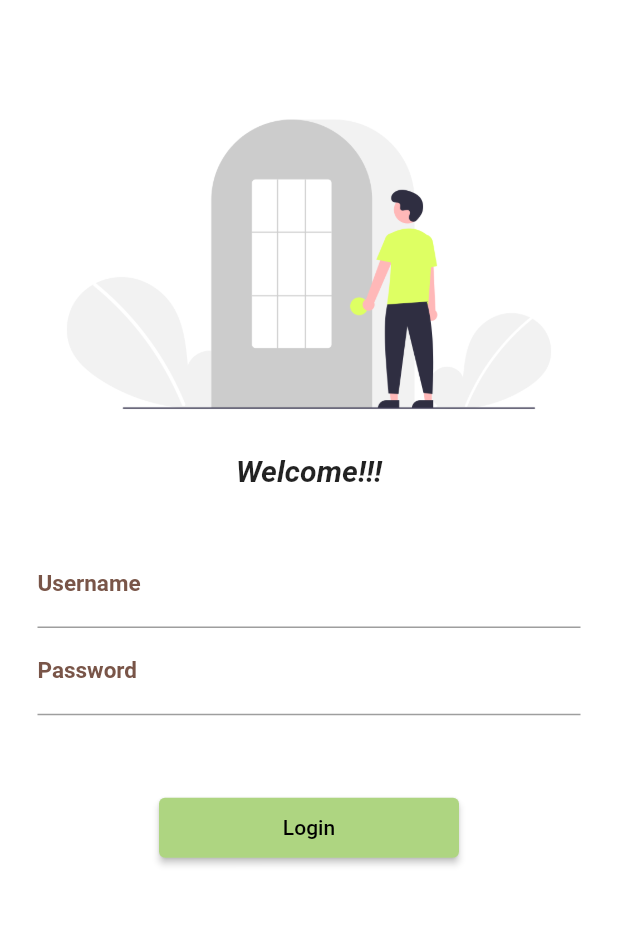
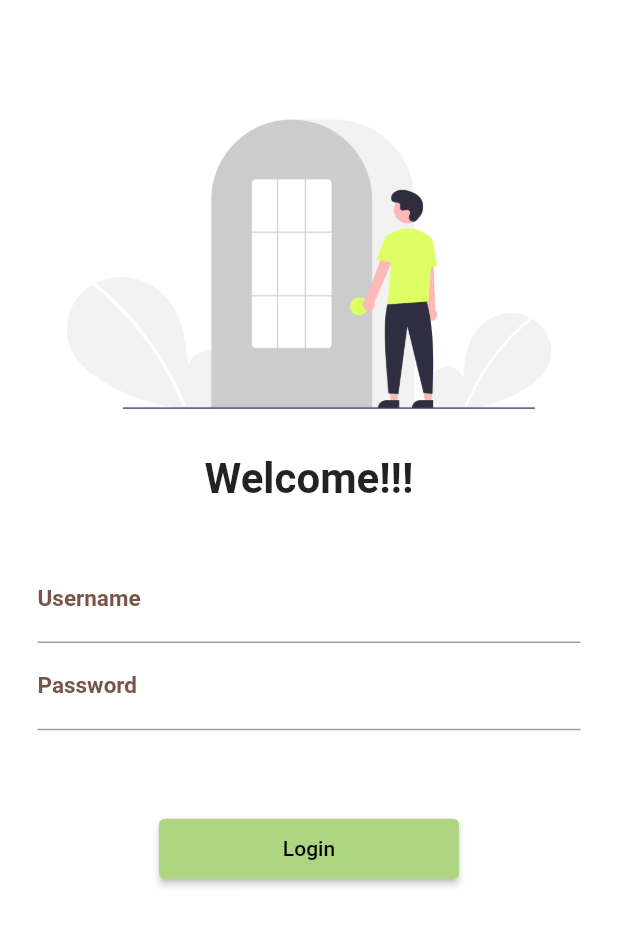
Before and after one commit to Varunsharma2k1/Flutter, a Flutter app: the screen it shows after launch, on a phone screen of 412 x 824 dp. Shown: the top 926 px of the screen. Run offline on Flutter 3.47's test engine with Material 2 defaults, Android fonts, the phone set to English and light mode, and no system bars.

Commit message:
day5 complete

```diff
--- a/lib/Pages/LoginPage.dart
+++ b/lib/Pages/LoginPage.dart
@@ -1,4 +1,5 @@
 import 'package:flutter/material.dart';
+import 'package:flutter_application_1/utils/routes.dart';
 
 class LoginPage extends StatelessWidget {
   const LoginPage({Key? key}) : super(key: key);
@@ -7,6 +8,7 @@ class LoginPage extends StatelessWidget {
   Widget build(BuildContext context) {
     return Material(
       color: Colors.white,
+      child: SingleChildScrollView(
         child: Column(
           children: [
             const SizedBox(
@@ -19,9 +21,8 @@ class LoginPage extends StatelessWidget {
             const Text(
               "Welcome!!!",
               style: TextStyle(
-              fontSize: 20,
+                fontSize: 28,
                 fontWeight: FontWeight.bold,
-              fontStyle: FontStyle.italic,
               ),
             ),
             Padding(
@@ -63,21 +64,19 @@ class LoginPage extends StatelessWidget {
             const SizedBox(
               height: 20,
             ),
-          SizedBox(
-            height: 40,
-            width: 200,
-            child: ElevatedButton(
+            ElevatedButton(
               child: const Text("Login"),
               style: TextButton.styleFrom(
+                minimumSize: Size(200, 40),
                 shadowColor: Colors.black,
                 backgroundColor: Colors.lightGreen[300],
               ),
               onPressed: () {
-                print("Hiii Friemnds");
+                Navigator.pushNamed(context, MyRoutes.profileRoute);
               },
             ),
+          ],
         ),
-        ],
       ),
     );
   }
--- a/lib/main.dart
+++ b/lib/main.dart
@@ -1,6 +1,8 @@
 import 'package:flutter/material.dart';
 import 'package:flutter_application_1/Pages/LoginPage.dart';
 import 'package:flutter_application_1/Pages/home_page.dart';
+import 'package:flutter_application_1/Pages/profilePage.dart';
+import 'package:flutter_application_1/utils/routes.dart';
 
 void main() {
   runApp(MyApp());
@@ -16,9 +18,11 @@ class MyApp extends StatelessWidget {
       theme: ThemeData(
         primarySwatch: Colors.lime,
       ),
-      initialRoute: "/Login",
+      initialRoute: "/login",
       routes: {
-        "/Login": (context) => LoginPage(),
+        MyRoutes.homeRoute: (context) => HomePage(),
+        MyRoutes.loginRoute: (context) => LoginPage(),
+        MyRoutes.profileRoute: (context) => ProfilePage(),
       },
     );
   }
--- /dev/null
+++ b/lib/utils/routes.dart
@@ -0,0 +1,5 @@
+class MyRoutes {
+  static String loginRoute = "/login";
+  static String homeRoute = "/homepage";
+  static String profileRoute = "/profilePage";
+}
```
Also changed, not shown: lib/Pages/profilePage.dart (added, +16 -0 lines). Lines whose indentation alone changed are shown as unchanged.
